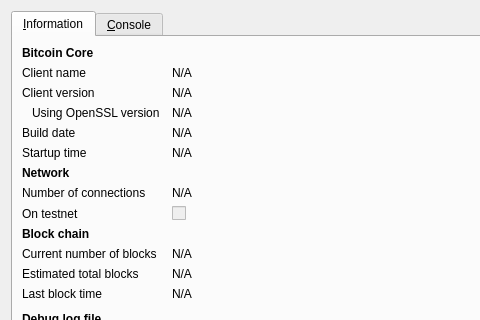
Old version of the form src/qt/forms/rpcconsole.ui in the repository domob1812/i0coin; both pictures show x 0 to 480 and y 0 to 320 of the 740 by 450 pixel window.
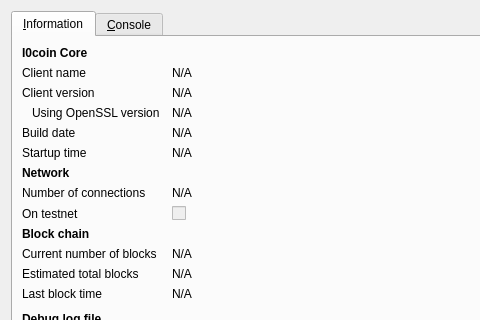
New version of the form. Icons and pictures are not drawn.

Commit message: some more Bitcoin -> I0coin, thanks to tiker

The edit to the form file:
```diff
--- a/src/qt/forms/rpcconsole.ui
+++ b/src/qt/forms/rpcconsole.ui
@@ -36,7 +36,7 @@
           </font>
          </property>
          <property name="text">
-          <string>Bitcoin Core</string>
+          <string>I0coin Core</string>
          </property>
         </widget>
        </item>
```
Left out of the diff: 6 changed lines with no effect on the pictures. The commit also changes 5 other files.
